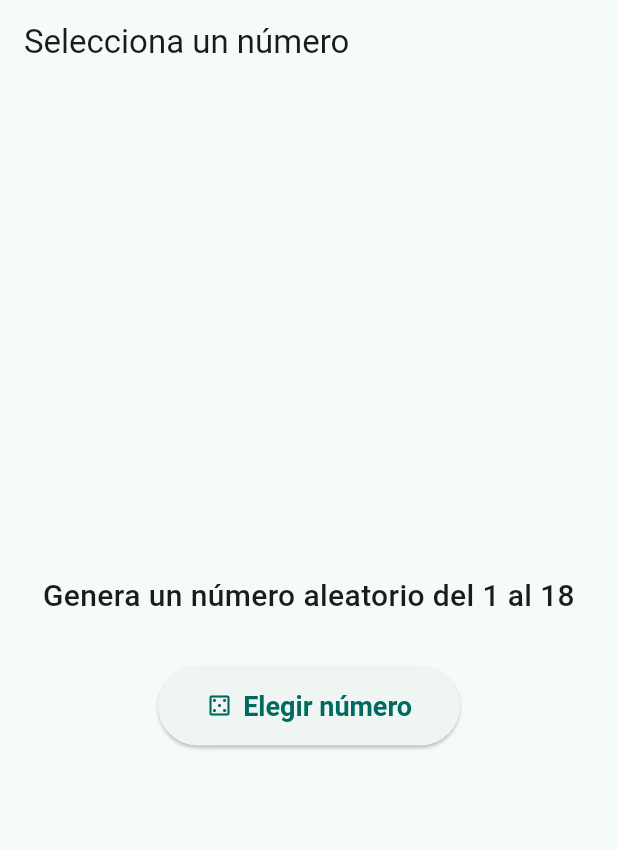
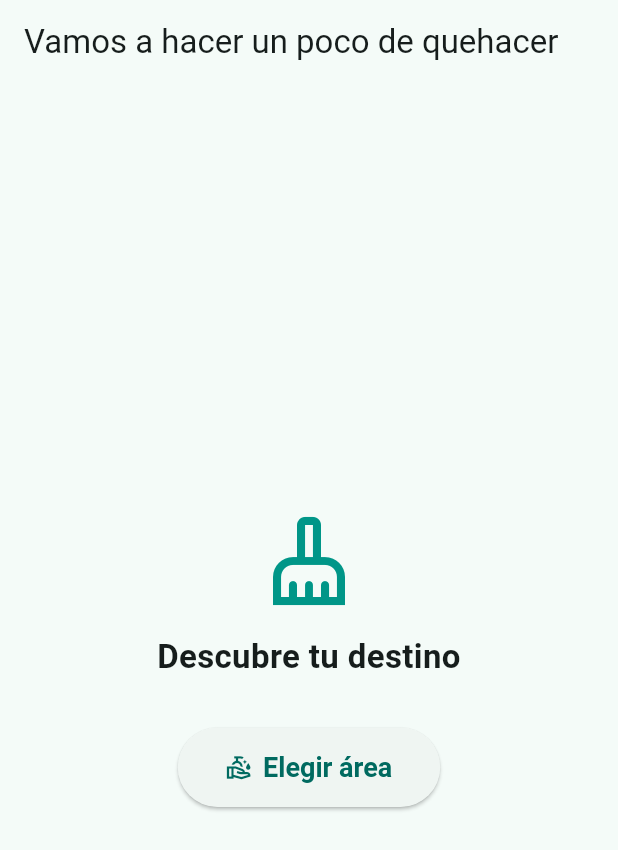
Before and after one commit to wmzd/limpiacasa, a Flutter app: the screen it shows after launch, on a phone screen of 412 x 824 dp. Shown: the top 850 px of the screen. Run offline on Flutter 3.47's test engine with Material 3 defaults, Android fonts, the phone set to English and light mode, and no system bars.

Commit message:
Pantalla 1

```diff
--- a/lib/main.dart
+++ b/lib/main.dart
@@ -31,7 +31,7 @@ class RandomNumberScreen extends StatelessWidget {
   Widget build(BuildContext context) {
     return Scaffold(
       appBar: AppBar(
-        title: const Text('Selecciona un número'),
+        title: const Text('Vamos a hacer un poco de quehacer'),
       ),
       body: Center(
         child: Padding(
@@ -40,15 +40,17 @@ class RandomNumberScreen extends StatelessWidget {
             mainAxisAlignment: MainAxisAlignment.center,
             crossAxisAlignment: CrossAxisAlignment.center,
             children: [
+              const Icon(Icons.cleaning_services_outlined, size: 64, color: Colors.teal),
+              const SizedBox(height: 16),
               const Text(
-                'Genera un número aleatorio del 1 al 18',
+                'Descubre tu destino',
                 textAlign: TextAlign.center,
-                style: TextStyle(fontSize: 20, fontWeight: FontWeight.w500),
+                style: TextStyle(fontSize: 22, fontWeight: FontWeight.w600),
               ),
               const SizedBox(height: 32),
               ElevatedButton.icon(
-                icon: const Icon(Icons.casino_outlined),
-                label: const Text('Elegir número'),
+                icon: const Icon(Icons.clean_hands_outlined),
+                label: const Text('Elegir área'),
                 style: ElevatedButton.styleFrom(
                   padding: const EdgeInsets.symmetric(horizontal: 32, vertical: 16),
                   textStyle: const TextStyle(fontSize: 18, fontWeight: FontWeight.bold),
```
